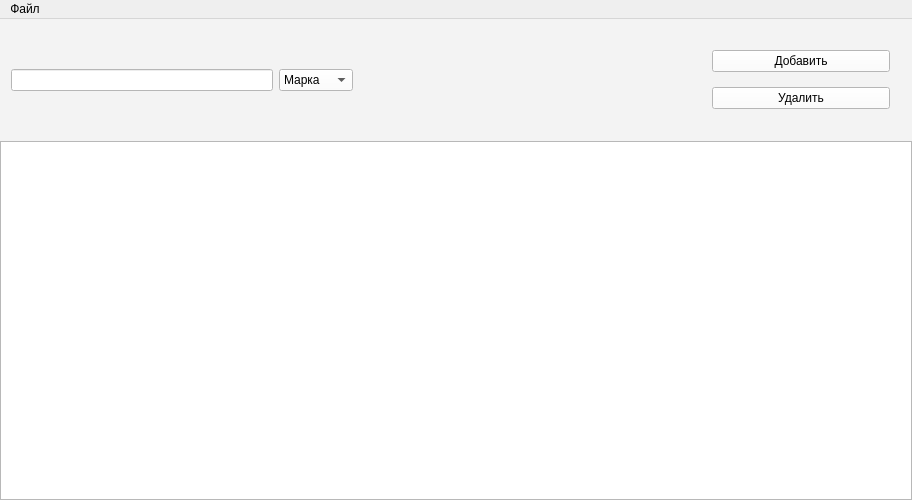
Qt form VehicleAccountingSystem/VehicleAccountingSystem.ui (monte-v/VehicleAccountingSystem) before a commit.
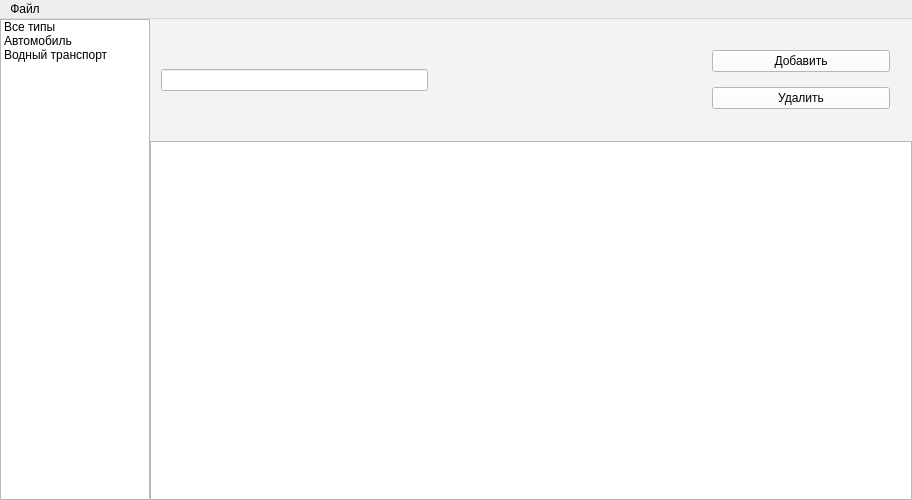
The same form after that commit.

Commit message: Создал базовый класс Vehicle и производные от него классы - типы транспортных средств. Добавил proxy для фильтрации по типу, а в ui - listWidget для этой же цели

The edit to the form file:
```diff
--- a/VehicleAccountingSystem/VehicleAccountingSystem.ui
+++ b/VehicleAccountingSystem/VehicleAccountingSystem.ui
@@ -51,14 +51,7 @@
     <property name="spacing">
      <number>0</number>
     </property>
-    <item row="2" column="2">
-     <widget class="QTableView" name="tableView">
-      <attribute name="verticalHeaderVisible">
-       <bool>false</bool>
-      </attribute>
-     </widget>
-    </item>
-    <item row="1" column="2">
+    <item row="1" column="1">
      <widget class="QWidget" name="sideBar" native="true">
       <property name="sizePolicy">
        <sizepolicy hsizetype="Expanding" vsizetype="Fixed">
@@ -114,50 +107,6 @@
             </property>
            </widget>
           </item>
-          <item>
-           <widget class="QComboBox" name="cbColumn">
-            <property name="styleSheet">
-             <string notr="true">background-color: rgb(255, 255, 255);
-font: 9pt &quot;Segoe UI&quot;;</string>
-            </property>
-            <property name="currentText">
-             <string>Марка</string>
-            </property>
-            <property name="currentIndex">
-             <number>2</number>
-            </property>
-            <item>
-             <property name="text">
-              <string>ID</string>
-             </property>
-            </item>
-            <item>
-             <property name="text">
-              <string>Тип</string>
-             </property>
-            </item>
-            <item>
-             <property name="text">
-              <string>Марка</string>
-             </property>
-            </item>
-            <item>
-             <property name="text">
-              <string>Модель</string>
-             </property>
-            </item>
-            <item>
-             <property name="text">
-              <string>Год</string>
-             </property>
-            </item>
-            <item>
-             <property name="text">
-              <string>Вес</string>
-             </property>
-            </item>
-           </widget>
-          </item>
          </layout>
         </widget>
        </item>
@@ -223,6 +172,44 @@
       </layout>
      </widget>
     </item>
+    <item row="2" column="1">
+     <widget class="QTableView" name="tableView">
+      <attribute name="verticalHeaderVisible">
+       <bool>false</bool>
+      </attribute>
+     </widget>
+    </item>
+    <item row="1" column="0" rowspan="2">
+     <widget class="QListWidget" name="listWidget">
+      <property name="minimumSize">
+       <size>
+        <width>50</width>
+        <height>258</height>
+       </size>
+      </property>
+      <property name="maximumSize">
+       <size>
+        <width>150</width>
+        <height>16777215</height>
+       </size>
+      </property>
+      <item>
+       <property name="text">
+        <string>Все типы</string>
+       </property>
+      </item>
+      <item>
+       <property name="text">
+        <string>Автомобиль</string>
+       </property>
+      </item>
+      <item>
+       <property name="text">
+        <string>Водный транспорт</string>
+       </property>
+      </item>
+     </widget>
+    </item>
    </layout>
   </widget>
   <widget class="QMenuBar" name="menuBar">
```
The commit also changes 19 other files.
